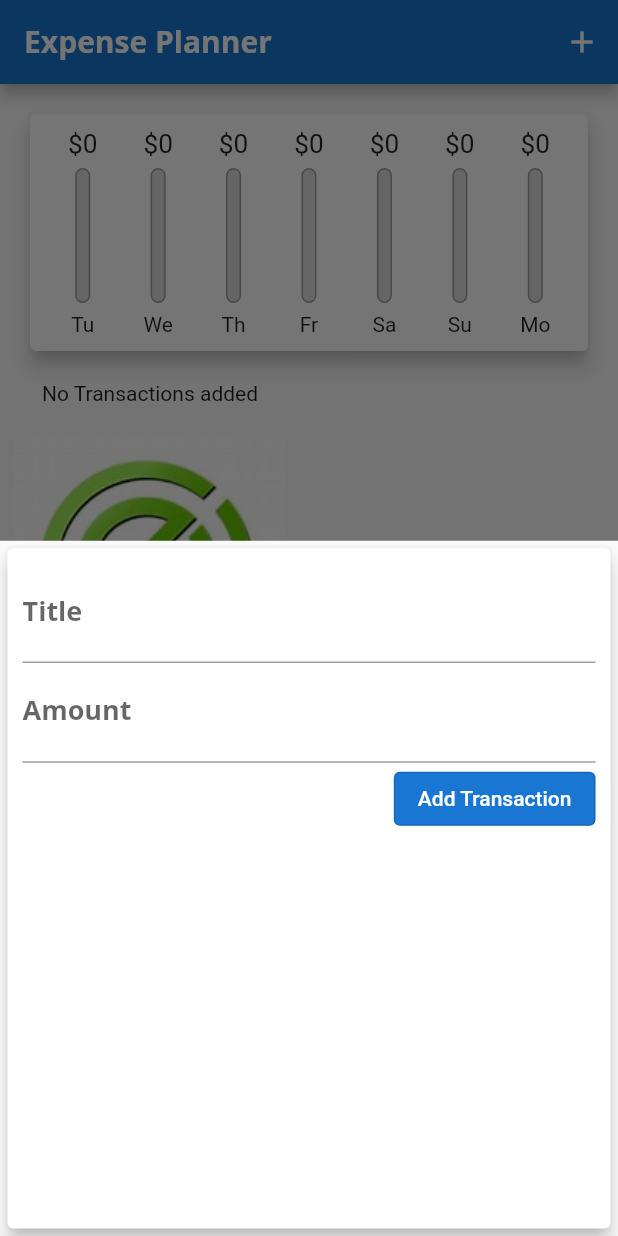
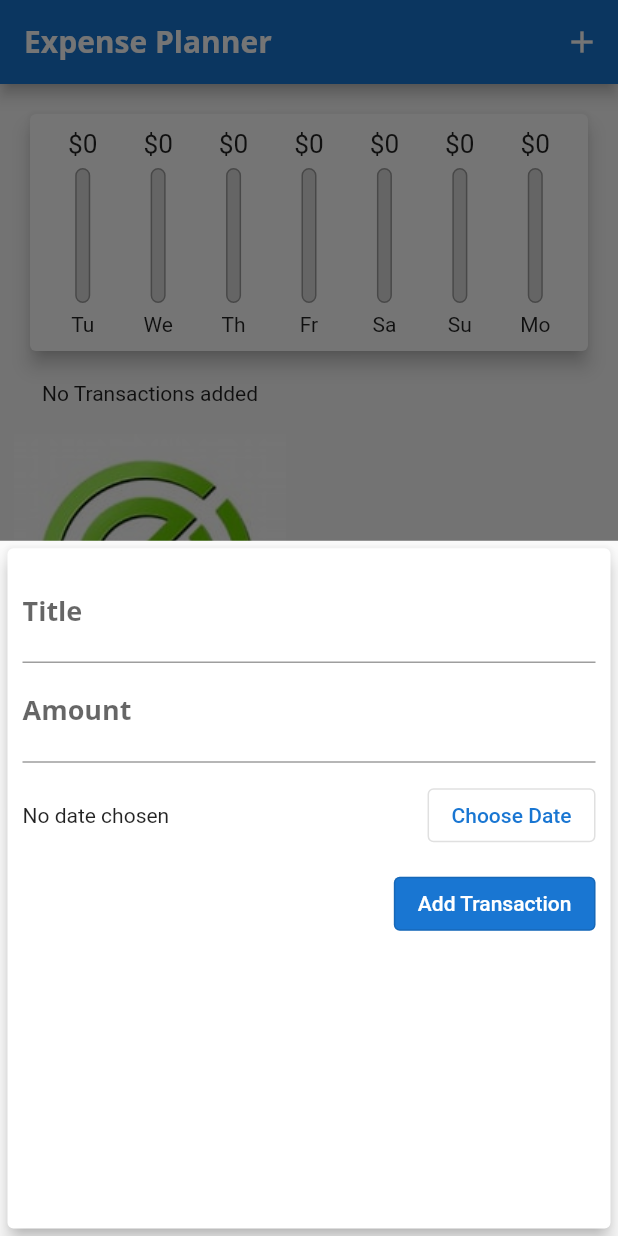
Before and after one commit to Regis-Ntwari/expense-planner, a Flutter app: the screen it shows after launch, after a tap on the "add" icon, on a phone screen of 412 x 824 dp. Run offline on Flutter 3.47's test engine with Material 2 defaults, Android fonts, the phone set to English and light mode, and no system bars.

Commit message:
add button and reader on date picker

```diff
--- a/lib/widgets/new_transaction.dart
+++ b/lib/widgets/new_transaction.dart
@@ -49,6 +49,20 @@ class _NewTransactionState extends State<NewTransaction> {
                 keyboardType: TextInputType.number,
                 onSubmitted: (_) => submitData(),
               ),
+              Container(
+                height: 70,
+                child: Row(
+                  mainAxisAlignment: MainAxisAlignment.spaceBetween,
+                  children: [
+                    Text('No date chosen'),
+                    OutlinedButton(
+                        onPressed: () {},
+                        child: Text('Choose Date',
+                            style: TextStyle(
+                                color: Theme.of(context).primaryColorDark)))
+                  ],
+                ),
+              ),
               OutlinedButton(
                 onPressed: () => widget.addNewTransaction(
                     titleController.text, double.parse(amountController.text)),
```
